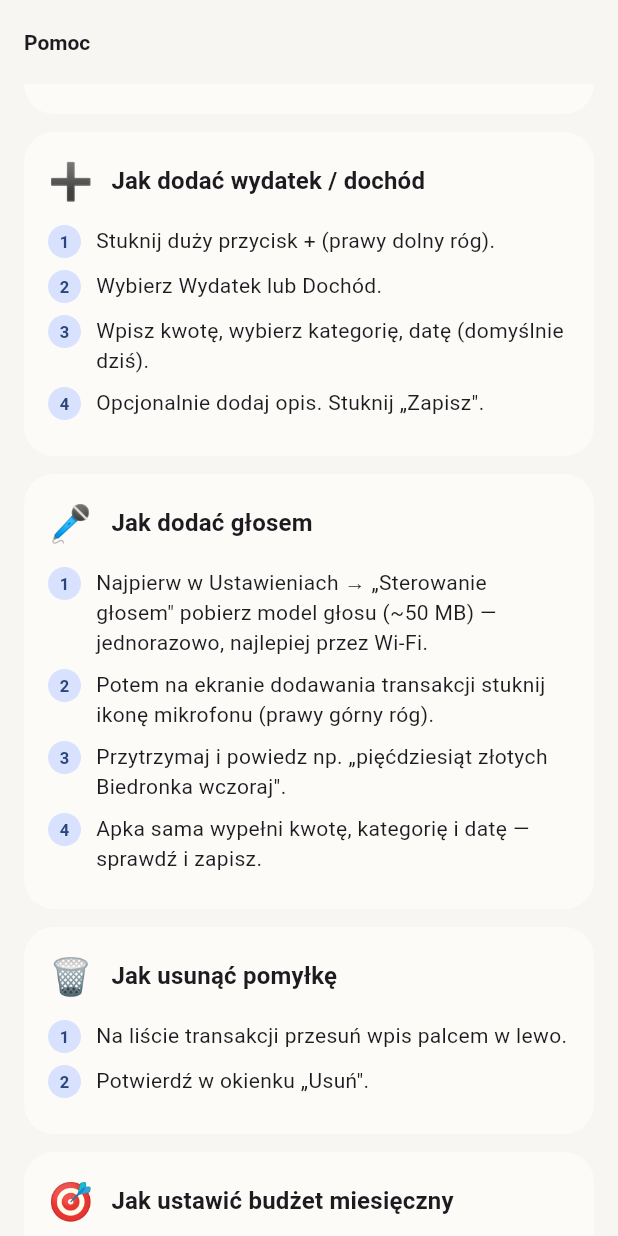
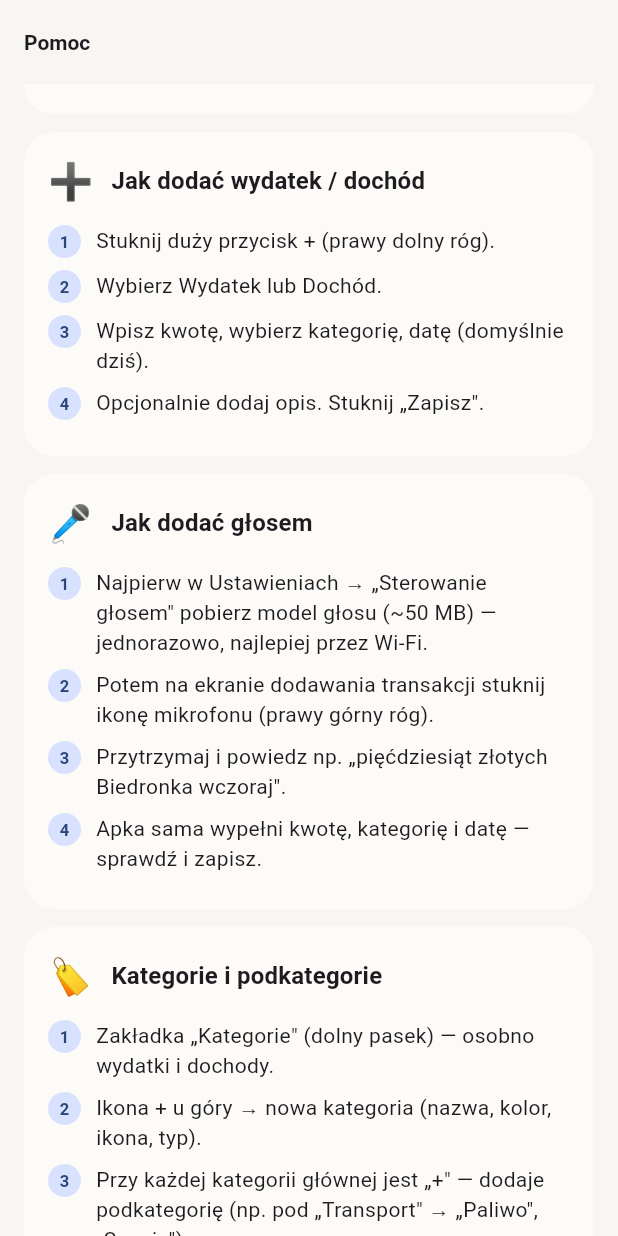
Before and after one commit to adrianbryniarski-tech/Test-e, a Flutter app: the HelpScreen screen opened by its route, scrolled down 576 dp, on a phone screen of 412 x 824 dp. Run offline on Flutter 3.47's test engine with Material 3 defaults, Android fonts, the phone set to English and light mode, and no system bars; our stand-ins replace audioplayers, connectivity_plus, fl_chart, flutter_riverpod, go_router, shared_preferences and 2 more; missing offline and left inert: vosk_flutter_2; accounts and stored records are empty; statements that could not run were skipped.

Commit message:
docs(help): kategorie/podkategorie + inwestycje; zasada w CLAUDE.md (#43)
- Pomoc: dodano sekcje "Kategorie i podkategorie" oraz "Inwestycje".
- CLAUDE.md: zasada aktualizowania Pomocy przy zmianie/dodawaniu funkcji.

https://claude.ai/code/session_01JtSHusB6BudNpnoNKpFrCS

Co-authored-by: Claude <noreply@anthropic.com>

```diff
--- a/lib/features/onboarding/presentation/help_screen.dart
+++ b/lib/features/onboarding/presentation/help_screen.dart
@@ -69,6 +69,21 @@ class HelpScreen extends StatelessWidget {
             ],
           ),
           _HelpSection(
+            emoji: '🏷️',
+            title: 'Kategorie i podkategorie',
+            steps: [
+              'Zakładka „Kategorie" (dolny pasek) — osobno wydatki '
+                  'i dochody.',
+              'Ikona + u góry → nowa kategoria (nazwa, kolor, ikona, typ).',
+              'Przy każdej kategorii głównej jest „+" — dodaje podkategorię '
+                  '(np. pod „Transport" → „Paliwo", „Serwis").',
+              'Podkategorię wybierzesz przy dodawaniu transakcji; na wykresie '
+                  'jej wydatki liczą się do kategorii głównej.',
+              'Własne: stuknij by edytować, przesuń w lewo by usunąć '
+                  '(z przeniesieniem transakcji). Systemowe są zablokowane.',
+            ],
+          ),
+          _HelpSection(
             emoji: '🗑️',
             title: 'Jak usunąć pomyłkę',
             steps: [
@@ -84,6 +99,21 @@ class HelpScreen extends StatelessWidget {
               'Ikona + → wybierz kategorię wydatków, wpisz kwotę.',
               'Pasek pokaże ile już wydaliście: zielony / żółty / '
                   'czerwony (przekroczone).',
+            ],
+          ),
+          _HelpSection(
+            emoji: '📈',
+            title: 'Inwestycje (krypto, złoto, srebro)',
+            steps: [
+              'Zakładka „Inwestycje" (dolny pasek).',
+              'Ikona + → wybierz krypto / złoto / srebro, podaj ilość, '
+                  'datę i cenę zakupu.',
+              'Cenę możesz wpisać w PLN, USD lub EUR — przeliczymy na PLN '
+                  'po kursie NBP z dnia zakupu.',
+              'Dokupienie tego samego aktywa scala się w jedną pozycję '
+                  'ze średnią ceną zakupu.',
+              'Wartość i zysk/strata liczą się po aktualnych kursach; '
+                  'wykres pokazuje wartość portfela w czasie.',
             ],
           ),
           _HelpSection(
```
Also changed, not shown: 1 other file.
